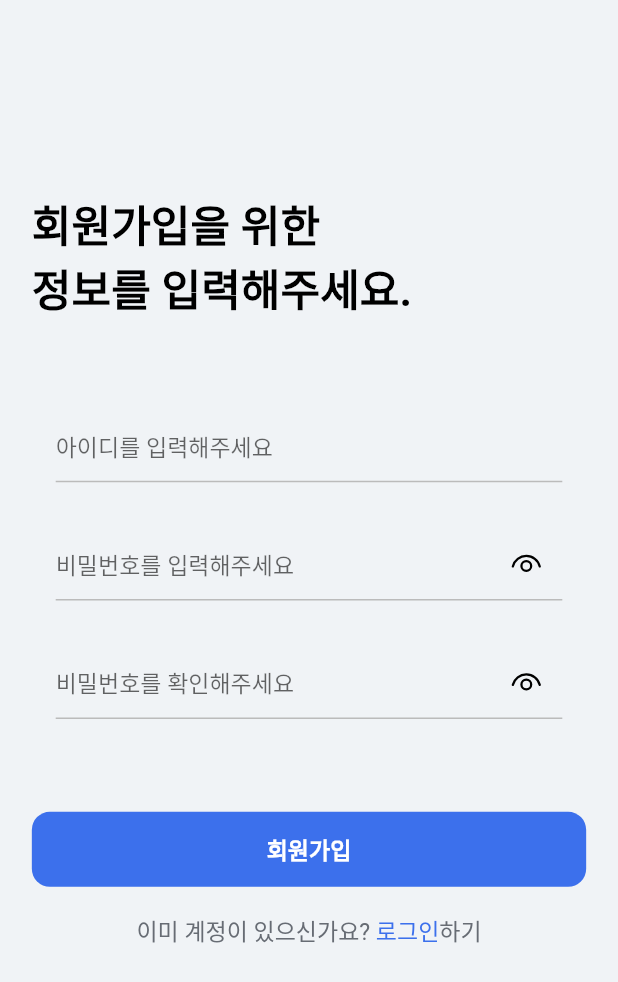
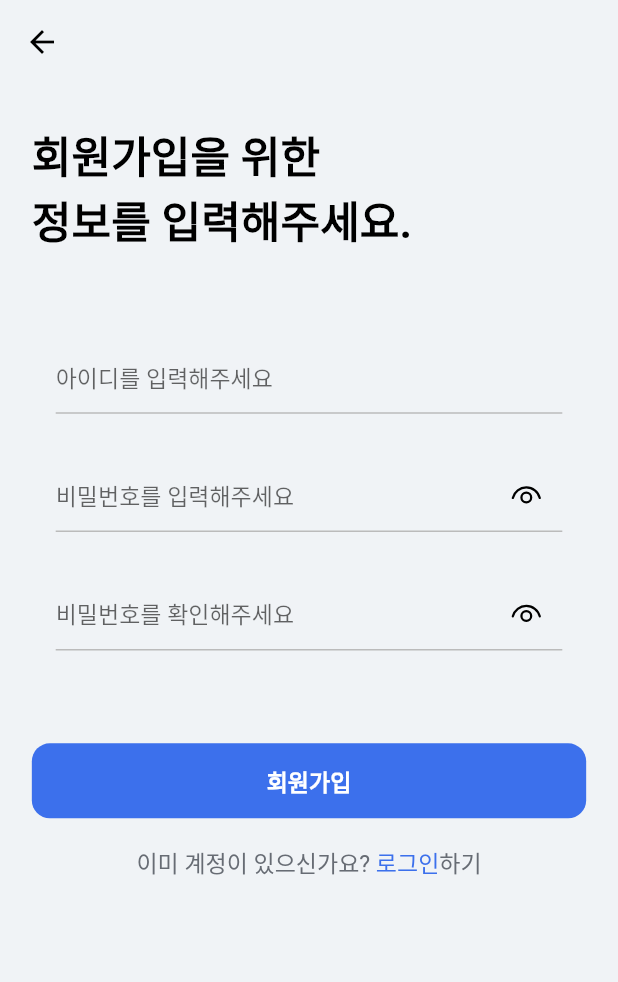
Before and after one commit to Lotura-STAC/STAC-Flutter, a Flutter app: the SignUpPage screen opened directly, on a phone screen of 412 x 824 dp. Shown: the top 982 px of the screen. Run offline on Flutter 3.47's test engine with Material 2 defaults, Android fonts, the phone set to English and light mode, and no system bars; our stand-ins replace equatable, firebase_core, firebase_messaging, fluentui_system_icons, flutter_bloc, flutter_local_notifications and 3 more; accounts and stored records are empty; generated files the repository leaves out were written again; network calls fail.

Commit message:
회원가입 창 뒤로가기 버튼 생성

```diff
--- a/lib/presentation/sign_up/ui/sign_up_page.dart
+++ b/lib/presentation/sign_up/ui/sign_up_page.dart
@@ -34,6 +34,17 @@ class _SignUpPageState extends State<SignUpPage> {
   Widget build(BuildContext context) {
     return Scaffold(
       backgroundColor: LoturaColor.gray100,
+      appBar: AppBar(
+        elevation: 0.0,
+        backgroundColor: LoturaColor.gray100,
+        leading: IconButton(
+          onPressed: () => Navigator.of(context).pop(),
+          icon: Icon(
+            Icons.arrow_back,
+            color: LoturaColor.black,
+          ),
+        ),
+      ),
       body: Padding(
         padding: EdgeInsets.only(
           left: 24.0.r,
@@ -49,7 +60,7 @@ class _SignUpPageState extends State<SignUpPage> {
           },
           child: Column(
             children: [
-              SizedBox(height: 145.0.r),
+              SizedBox(height: 30.0.r),
               Align(
                 alignment: Alignment.topLeft,
                 child: Text(
@@ -145,7 +156,7 @@ class _SignUpPageState extends State<SignUpPage> {
                     ],
                   ),
                 ),
-              )
+              ),
             ],
           ),
         ),
```
